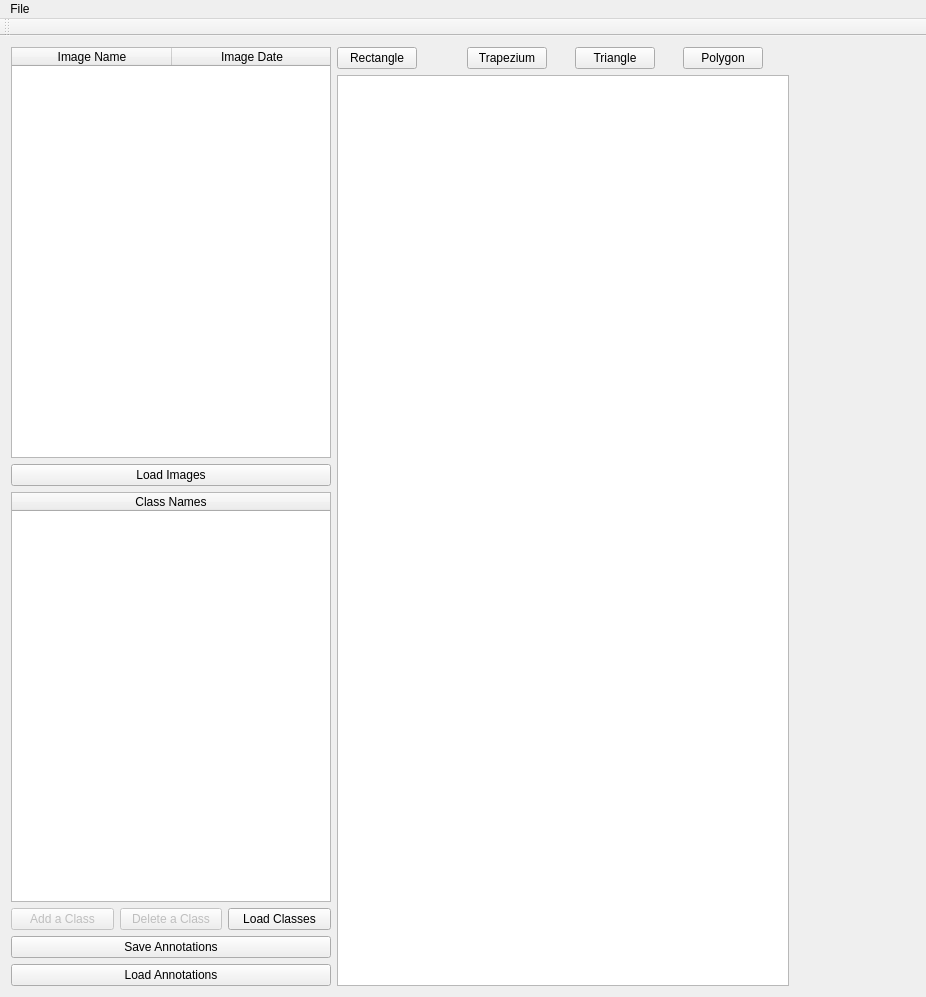
Above: annotationsApp.ui from BarryOConnor/CPP_ImageAnnotation before the change. Below: the same form after it.
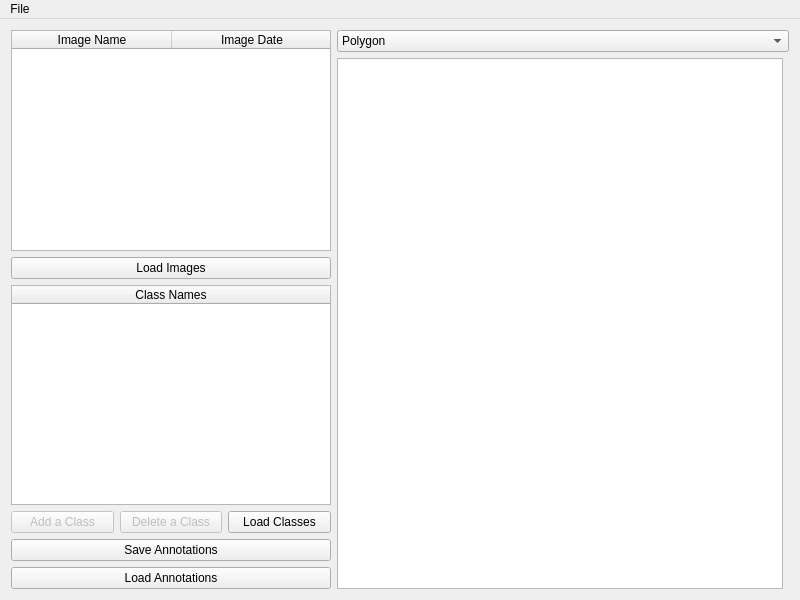
That is the form after the change.

```diff
--- a/annotationsApp.ui
+++ b/annotationsApp.ui
@@ -6,12 +6,12 @@
    <rect>
     <x>0</x>
     <y>0</y>
-    <width>926</width>
-    <height>997</height>
+    <width>800</width>
+    <height>600</height>
    </rect>
   </property>
   <property name="sizePolicy">
-   <sizepolicy hsizetype="Ignored" vsizetype="Fixed">
+   <sizepolicy hsizetype="Fixed" vsizetype="Fixed">
     <horstretch>0</horstretch>
     <verstretch>0</verstretch>
    </sizepolicy>
@@ -43,6 +43,9 @@
           <height>0</height>
          </size>
         </property>
+        <property name="alternatingRowColors">
+         <bool>true</bool>
+        </property>
         <property name="selectionMode">
          <enum>QAbstractItemView::SingleSelection</enum>
         </property>
@@ -218,86 +221,38 @@
      </layout>
     </item>
     <item row="0" column="1">
-     <layout class="QGridLayout" name="gridLayout" columnstretch="0,0,0,0">
-      <item row="0" column="2">
-       <widget class="QPushButton" name="btnTriangle">
-        <property name="sizePolicy">
-         <sizepolicy hsizetype="Fixed" vsizetype="Fixed">
-          <horstretch>0</horstretch>
-          <verstretch>0</verstretch>
-         </sizepolicy>
-        </property>
-        <property name="text">
-         <string>Triangle</string>
-        </property>
+     <layout class="QGridLayout" name="mainLayout" columnstretch="0,0">
+      <item row="0" column="0" colspan="2">
+       <widget class="QComboBox" name="cvShapes">
+        <item>
+         <property name="text">
+          <string>Polygon</string>
+         </property>
+        </item>
+        <item>
+         <property name="text">
+          <string>Triangle</string>
+         </property>
+        </item>
+        <item>
+         <property name="text">
+          <string>Trapezium</string>
+         </property>
+        </item>
+        <item>
+         <property name="text">
+          <string>Rectangle</string>
+         </property>
+        </item>
+        <item>
+         <property name="text">
+          <string>Square</string>
+         </property>
+        </item>
        </widget>
       </item>
-      <item row="0" column="3">
-       <widget class="QPushButton" name="btnPolygon">
-        <property name="sizePolicy">
-         <sizepolicy hsizetype="Fixed" vsizetype="Fixed">
-          <horstretch>0</horstretch>
-          <verstretch>0</verstretch>
-         </sizepolicy>
-        </property>
-        <property name="text">
-         <string>Polygon</string>
-        </property>
-       </widget>
-      </item>
-      <item row="0" column="0">
-       <widget class="QPushButton" name="btnRectangle">
-        <property name="sizePolicy">
-         <sizepolicy hsizetype="Fixed" vsizetype="Fixed">
-          <horstretch>0</horstretch>
-          <verstretch>0</verstretch>
-         </sizepolicy>
-        </property>
-        <property name="text">
-         <string>Rectangle</string>
-        </property>
-       </widget>
-      </item>
-      <item row="0" column="1">
-       <widget class="QPushButton" name="btnTrapezium">
-        <property name="sizePolicy">
-         <sizepolicy hsizetype="Fixed" vsizetype="Fixed">
-          <horstretch>0</horstretch>
-          <verstretch>0</verstretch>
-         </sizepolicy>
-        </property>
-        <property name="text">
-         <string>Trapezium</string>
-        </property>
-       </widget>
-      </item>
-      <item row="1" column="0" colspan="4">
-       <widget class="QGraphicsView" name="gvImage">
-        <property name="sizePolicy">
-         <sizepolicy hsizetype="Preferred" vsizetype="Preferred">
-          <horstretch>0</horstretch>
-          <verstretch>0</verstretch>
-         </sizepolicy>
-        </property>
-        <property name="minimumSize">
-         <size>
-          <width>452</width>
-          <height>518</height>
-         </size>
-        </property>
-        <property name="acceptDrops">
-         <bool>false</bool>
-        </property>
-        <property name="sizeAdjustPolicy">
-         <enum>QAbstractScrollArea::AdjustToContents</enum>
-        </property>
-        <property name="alignment">
-         <set>Qt::AlignLeading|Qt::AlignLeft|Qt::AlignTop</set>
-        </property>
-        <property name="dragMode">
-         <enum>QGraphicsView::ScrollHandDrag</enum>
-        </property>
-       </widget>
+      <item row="1" column="0">
+       <widget class="QGraphicsView" name="gvImage"/>
       </item>
      </layout>
     </item>
@@ -308,7 +263,7 @@
     <rect>
      <x>0</x>
      <y>0</y>
-     <width>926</width>
+     <width>800</width>
      <height>21</height>
     </rect>
    </property>
@@ -320,14 +275,6 @@
    </widget>
    <addaction name="menuFile"/>
   </widget>
-  <widget class="QToolBar" name="mainToolBar">
-   <attribute name="toolBarArea">
-    <enum>TopToolBarArea</enum>
-   </attribute>
-   <attribute name="toolBarBreak">
-    <bool>false</bool>
-   </attribute>
-  </widget>
   <action name="actionExit">
    <property name="text">
     <string>Exit</string>
```
Left out of the diff: 15 changed lines with no effect on the pictures.
